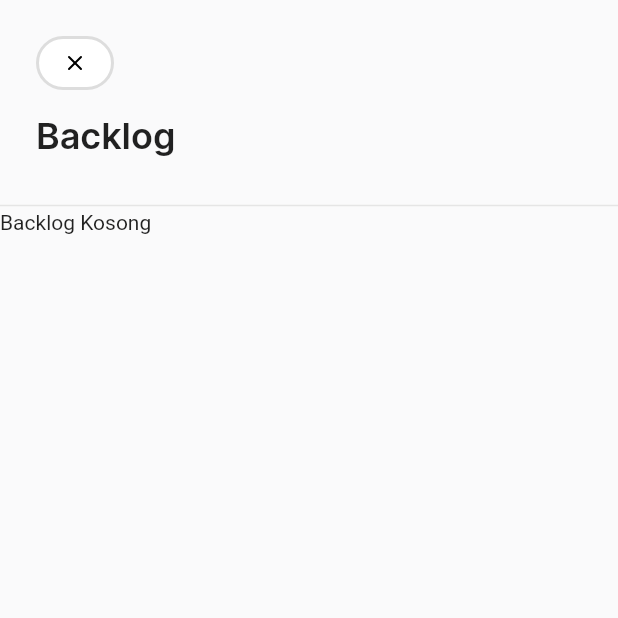
After one commit to ahtaufiiq/Closa_Mobile, a Flutter app: the BacklogScreen screen opened directly, on a phone screen of 412 x 824 dp, the top half of it. The commit adds this screen. Run offline on Flutter 3.47's test engine with Material 2 defaults, Android fonts, the phone set to English and light mode, and no system bars; our stand-ins replace cloud_firestore, equatable, firebase_auth, firebase_core, firebase_messaging, firebase_storage and 11 more; accounts and stored records are empty.

Commit message:
backlog feature

```diff
--- /dev/null
+++ b/lib/features/backlog/BacklogScreen.dart
@@ -0,0 +1,229 @@
+import 'dart:async';
+import 'package:closa_flutter/features/home/TaskScreen.dart';
+import 'package:closa_flutter/helpers/FormatTime.dart';
+import 'package:closa_flutter/helpers/sharedPref.dart';
+import 'package:closa_flutter/widgets/CardBacklog.dart';
+import 'package:closa_flutter/widgets/CustomIcon.dart';
+import 'package:closa_flutter/widgets/Text.dart';
+import 'package:cloud_firestore/cloud_firestore.dart';
+import 'package:flutter/material.dart';
+import 'package:get/get.dart';
+
+class BacklogScreen extends StatefulWidget {
+  @override
+  _BacklogScreenState createState() => _BacklogScreenState();
+}
+
+class _BacklogScreenState extends State<BacklogScreen> {
+  void addTodo(id) {
+    setState(() {
+      todos.add(id);
+    });
+  }
+
+  void setToday() {
+    final firestoreInstance = FirebaseFirestore.instance;
+    todos.forEach((element) {
+      firestoreInstance.collection("todos").doc(element).update({
+        "timestamp": DateTime.now().millisecondsSinceEpoch,
+      });
+    });
+    Get.to(TaskScreen());
+  }
+
+  void deleteTodo(id) {
+    setState(() {
+      todos.remove(id);
+    });
+  }
+
+  var todos = <String>{};
+  Stream<QuerySnapshot> getTodo() {
+    return FirebaseFirestore.instance
+        .collection('todos')
+        .orderBy("timestamp")
+        .where("timestamp", isGreaterThan: FormatTime.getTimestampYesterday())
+        .where('userId', isEqualTo: sharedPrefs.idUser)
+        .where('status', isEqualTo: false)
+        .snapshots();
+  }
+
+  @override
+  Widget build(BuildContext context) {
+    return Scaffold(
+        backgroundColor: Color(0xFFFAFAFB),
+        body: SafeArea(
+          child: Stack(
+            children: [
+              Positioned(
+                  top: 0,
+                  left: 0,
+                  right: 0,
+                  child: Column(
+                    crossAxisAlignment: CrossAxisAlignment.start,
+                    children: [
+                      Container(
+                        margin:
+                            EdgeInsets.only(top: 24.0, left: 24.0, right: 24.0),
+                        child: Row(
+                          children: [
+                            Container(
+                              padding: EdgeInsets.only(
+                                  left: 16, right: 16, top: 8, bottom: 8),
+                              decoration: BoxDecoration(
+                                color: Colors.white,
+                                border: Border.all(
+                                    width: 2, color: Color(0xFFDDDDDD)),
+                                borderRadius: BorderRadius.circular(20),
+                              ),
+                              child: GestureDetector(
+                                onTap: () {
+                                  Navigator.of(context).pop();
+                                },
+                                child: CustomIcon(
+                                  type: "close",
+                                ),
+                              ),
+                            ),
+                          ],
+                        ),
+                      ),
+                      Container(
+                          margin: EdgeInsets.only(top: 16, left: 24),
+                          child: TextHeader(text: "Backlog")),
+                      SizedBox(
+                        height: 24.0,
+                      ),
+                      Divider(
+                        thickness: 1.0,
+                        color: Color(0xFFE5E5E5),
+                      ),
+                    ],
+                  )),
+              Positioned(
+                top: 140,
+                left: 0,
+                right: 0,
+                bottom: 0,
+                child: SingleChildScrollView(
+                  child: Column(
+                    crossAxisAlignment: CrossAxisAlignment.start,
+                    mainAxisAlignment: MainAxisAlignment.start,
+                    children: [
+                      Container(
+                        child: StreamBuilder(
+                            stream: getTodo(),
+                            builder: (BuildContext context,
+                                AsyncSnapshot<QuerySnapshot> snapshot) {
+                              if (!snapshot.hasData) {
+                                return Center(
+                                  child: Text("loading"),
+                                );
+                              }
+                              if (snapshot.data.docs.length == 0) {
+                                return Column(
+                                  mainAxisAlignment: MainAxisAlignment.start,
+                                  crossAxisAlignment: CrossAxisAlignment.start,
+                                  mainAxisSize: MainAxisSize.max,
+                                  children: [Text("Backlog Kosong")],
+                                );
+                              }
+                              var date = "";
+
+                              return Container(
+                                margin: EdgeInsets.only(bottom: 120),
+                                child: Column(
+                                  children: snapshot.data.docs.map((data) {
+                                    if (FormatTime.getDate(
+                                            FormatTime.getTimestampToday()) ==
+                                        FormatTime.getDate(data['timestamp'])) {
+                                      return Container();
+                                    } else {
+                                      if (date ==
+                                          FormatTime.getDate(
+                                              data['timestamp'])) {
+                                        return CardBacklog(
+                                          deleteTodo: deleteTodo,
+                                          addTodo: addTodo,
+                                          id: data.id,
+                                          isFirst: false,
+                                          type: data['type'],
+                                          description: data['description'],
+                                          time: data['timestamp'],
+                                        );
+                                      } else {
+                                        date = FormatTime.getDate(
+                                            data['timestamp']);
+                                        return CardBacklog(
+                                          deleteTodo: deleteTodo,
+                                          addTodo: addTodo,
+                                          id: data.id,
+                                          isFirst: true,
+                                          type: data['type'],
+                                          description: data['description'],
+                                          time: data['timestamp'],
+                                        );
+                                      }
+                                    }
+                                  }).toList(),
+                                ),
+                              );
+                            }),
+                      ),
+                    ],
+                  ),
+                ),
+              ),
+              Positioned(
+                  bottom: 0,
+                  left: 0,
+                  right: 0,
+                  child: todos.length == 0
+                      ? Container()
+                      : Container(
+                          color: Colors.white,
+                          padding: const EdgeInsets.all(24.0),
+                          child: Row(
+                            children: [
+                              Column(
+                                crossAxisAlignment: CrossAxisAlignment.start,
+                                children: [
+                                  TextContent(
+                                    fontWeight: FontWeight.w600,
+                                    text:
+                                        "${todos.length} ${todos.length == 1 ? 'Task' : 'Tasks'}",
+                                  ),
+                                  TextDescription(
+                                    text: "Set to today",
+                                    color: Color(0xFF888888),
+                                  )
+                                ],
+                              ),
+                              Expanded(
+                                child: Container(),
+                              ),
+                              GestureDetector(
+                                onTap: () => setToday(),
+                                child: Container(
+                                    padding: EdgeInsets.only(
+                                        top: 10,
+                                        bottom: 10,
+                                        left: 20,
+                                        right: 20),
+                                    decoration: BoxDecoration(
+                                        color: Color(0xFF222222),
+                                        borderRadius:
+                                            BorderRadius.circular(20)),
+                                    child: TextDescription(
+                                      text: "Start",
+                                      color: Colors.white,
+                                    )),
+                              )
+                            ],
+                          ),
+                        ))
+            ],
+          ),
+        ));
+  }
+}
--- a/lib/helpers/FormatTime.dart
+++ b/lib/helpers/FormatTime.dart
@@ -87,6 +87,14 @@ class FormatTime {
     DateTime now = new DateTime(date.year, date.month, date.day);
 
     return now.millisecondsSinceEpoch;
+  }
+
+  static int getTimestampYesterday() {
+    DateTime date = DateTime.now();
+    DateTime tomorrow =
+        DateTime(date.year, date.month, date.day).subtract(Duration(days: 1));
+
+    return tomorrow.millisecondsSinceEpoch;
   }
 
   static int getTimestampTomorrow() {
--- a/lib/main.dart
+++ b/lib/main.dart
@@ -11,6 +11,7 @@ import 'package:get/route_manager.dart';
 import './helpers/CustomScrolling.dart';
 import 'package:firebase_core/firebase_core.dart';
 import './helpers/FormatTime.dart';
+import 'features/backlog/BacklogScreen.dart';
 import 'features/home/TaskScreen.dart';
 import 'helpers/sharedPref.dart';
 
@@ -84,7 +85,7 @@ class MyApp extends StatelessWidget {
                           sharedPrefs.dateNow == FormatTime.getToday()
                       ? TaskScreenCopy()
                       : TaskScreen(),
-              // child: ProfileScreen(),
+              // child: BacklogScreen(),
             ),
           );
         }
--- a/pubspec.yaml
+++ b/pubspec.yaml
@@ -103,6 +103,8 @@ flutter:
     - assets/icons/highlight.svg
     - assets/icons/emptyChecklist.svg
     - assets/icons/fillChecklist.svg
+    - assets/icons/selectedRadio.svg
+    - assets/icons/emptyRadio.svg
 
   fonts:
     - family: Inter
```
Also changed, not shown: lib/features/home/TaskScreen.dart (+31 -14 lines), lib/widgets/CardBacklog.dart (added, +131 -0 lines), assets/icons/emptyRadio.svg (added), assets/icons/selectedRadio.svg (added).
